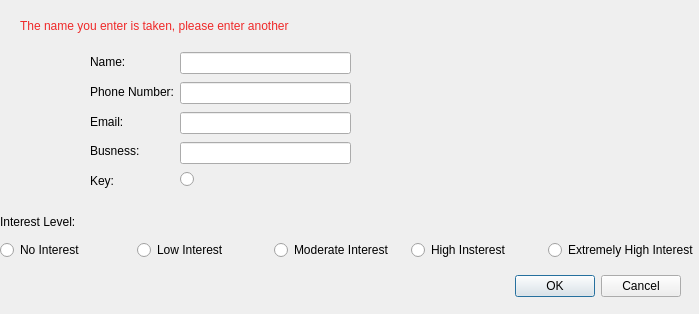
First picture: the form in brochure/addcustomer.ui, repository Team-llamas/Project-1, before the edit.
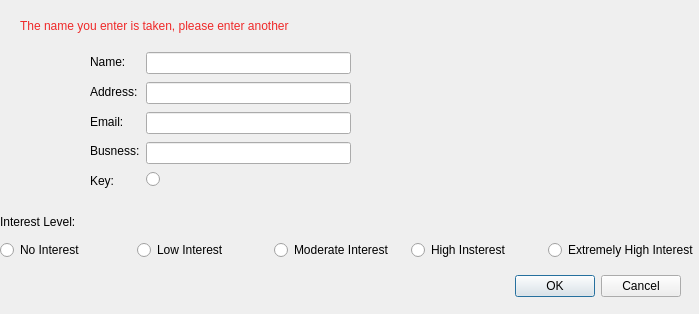
Second picture: the form after the edit.

Commit message: Changed the phone number field to an address field, and modified key customer output to print out Key or Nice to Have instead of 1 or 0

What changed in the file:
```diff
--- a/brochure/addcustomer.ui
+++ b/brochure/addcustomer.ui
@@ -51,7 +51,7 @@
       <item>
        <widget class="QLabel" name="phoneNumberLabel">
         <property name="text">
-         <string>Phone Number:</string>
+         <string>Address:</string>
         </property>
        </widget>
       </item>
```
Left out of the diff: 4 changed lines with no effect on the pictures. The commit also changes 2 other files.
